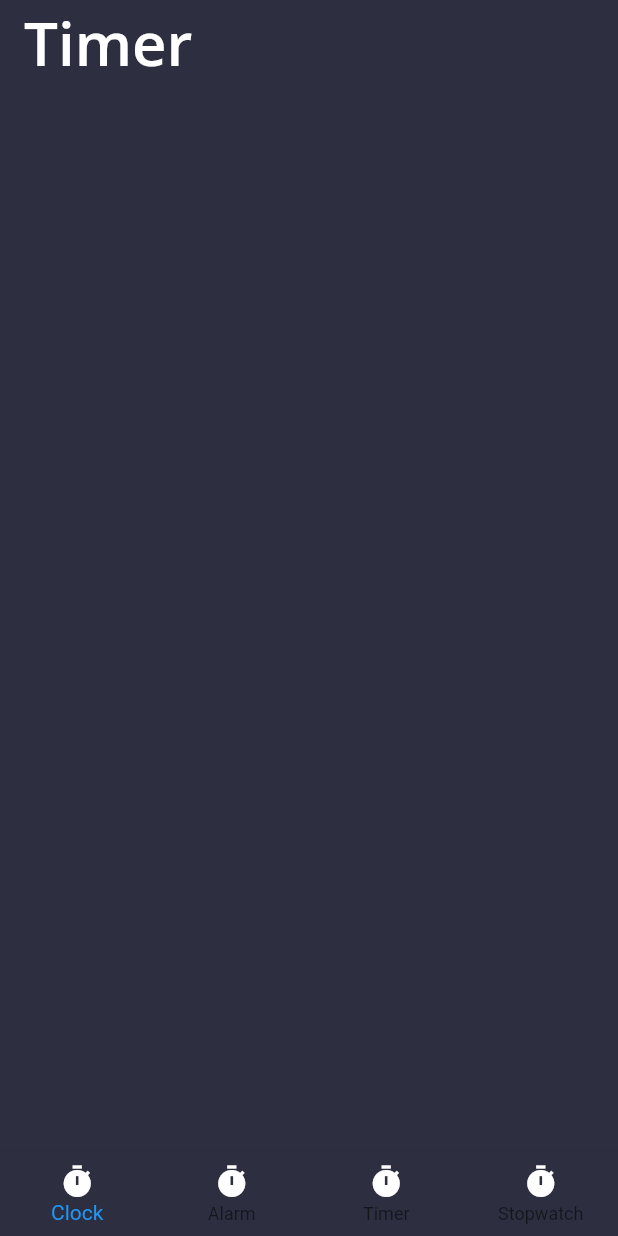
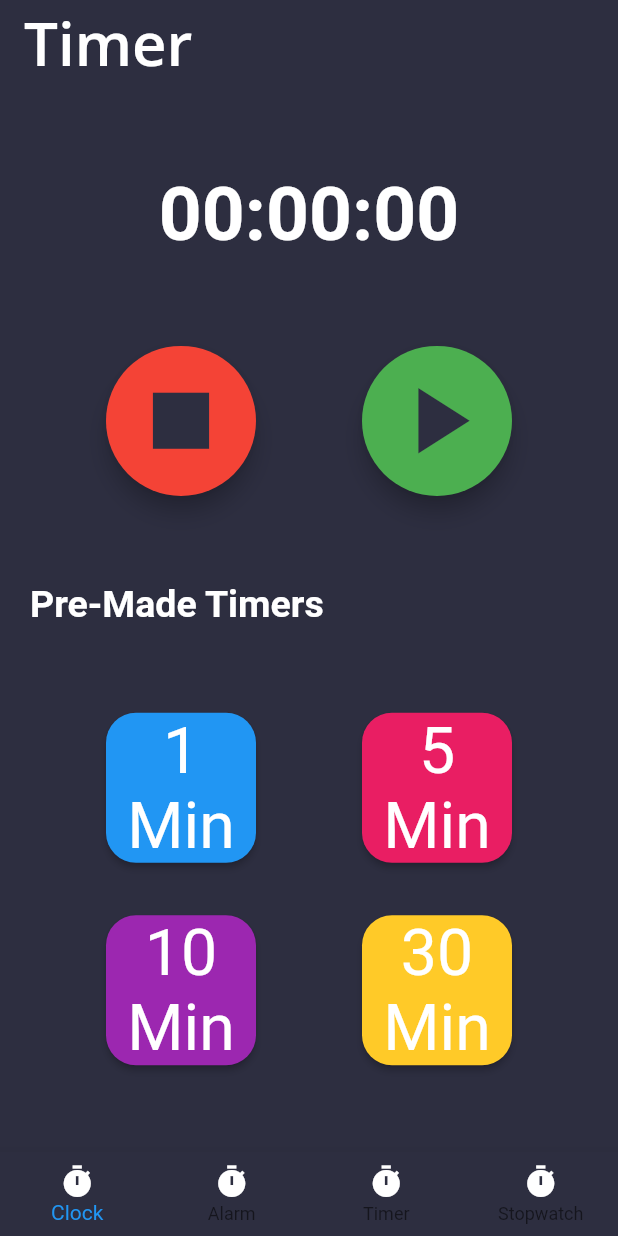
Before and after one commit to saldanaj97/Child-Friendly-Clock, a Flutter app: the screen it shows after launch, on a phone screen of 412 x 824 dp. Run offline on Flutter 3.47's test engine with Material 2 defaults, Android fonts, the phone set to English and light mode, and no system bars; our stand-ins replace flutter_svg, mvc_pattern, numberpicker, sqflite; missing offline and left inert: dart:ffi; accounts and stored records are empty; Roboto replaces fonts that are missing (Open Sans).

Commit message:
UI for the timer built

```diff
--- a/child_friendly_clock/lib/src/timer/view/timer.dart
+++ b/child_friendly_clock/lib/src/timer/view/timer.dart
@@ -25,7 +25,140 @@ class _TimerState extends State<Timer> {
         backgroundColor: const Color(0xff2d2e40),
       ),
       backgroundColor: const Color(0xff2d2e40),
-      body: Container(),
+      body: Container(
+        child: Column(
+          mainAxisAlignment: MainAxisAlignment.spaceEvenly,
+          children: [
+            // TIMER NUMBERS
+            Text('00:00:00', style: TextStyle(color: Colors.white, fontSize: 50, fontWeight: FontWeight.bold)),
+            Row(
+              mainAxisAlignment: MainAxisAlignment.spaceEvenly,
+              // PLAY PAUSE BUTTONS
+              children: [
+                Container(
+                  width: 100,
+                  height: 100,
+                  child: FloatingActionButton(
+                    backgroundColor: Colors.red,
+                    child: new Icon(
+                      Icons.stop,
+                      color: Color(0xff2d2e40),
+                      size: 75,
+                    ),
+                    onPressed: () {
+                      print('Pause Pressed');
+                    },
+                  ),
+                ),
+                Container(
+                  width: 100,
+                  height: 100,
+                  child: FloatingActionButton(
+                    backgroundColor: Colors.green,
+                    child: new Icon(
+                      Icons.play_arrow,
+                      color: Color(0xff2d2e40),
+                      size: 75,
+                    ),
+                    onPressed: () {
+                      print('Play Pressed');
+                    },
+                  ),
+                ),
+              ],
+            ),
+            Container(
+              alignment: Alignment.centerLeft,
+              margin: EdgeInsets.only(left: 20),
+              child: Text('Pre-Made Timers', style: TextStyle(color: Colors.white, fontSize: 25, fontWeight: FontWeight.w600)),
+            ),
+            // PRESET TIMER BUTTONS
+            Container(
+              child: Column(
+                //mainAxisAlignment: ,
+                children: [
+                  Row(
+                    mainAxisAlignment: MainAxisAlignment.spaceEvenly,
+                    children: [
+                      Container(
+                        height: 100,
+                        width: 100,
+                        margin: EdgeInsets.only(bottom: 35),
+                        child: RawMaterialButton(
+                          child: Text(
+                            '1 Min',
+                            style: TextStyle(color: Colors.white, fontSize: 43),
+                            textAlign: TextAlign.center,
+                          ),
+                          fillColor: Colors.blue,
+                          shape: RoundedRectangleBorder(borderRadius: BorderRadius.all(Radius.circular(20))),
+                          onPressed: () {
+                            print('1 min pressed');
+                          },
+                        ),
+                      ),
+                      Container(
+                        height: 100,
+                        width: 100,
+                        margin: EdgeInsets.only(bottom: 35),
+                        child: RawMaterialButton(
+                          child: Text(
+                            '5 Min',
+                            style: TextStyle(color: Colors.white, fontSize: 43),
+                            textAlign: TextAlign.center,
+                          ),
+                          fillColor: Colors.pink,
+                          shape: RoundedRectangleBorder(borderRadius: BorderRadius.all(Radius.circular(20))),
+                          onPressed: () {
+                            print('5 min pressed');
+                          },
+                        ),
+                      ),
+                    ],
+                  ),
+                  Row(
+                    mainAxisAlignment: MainAxisAlignment.spaceEvenly,
+                    children: [
+                      Container(
+                        height: 100,
+                        width: 100,
+                        child: RawMaterialButton(
+                          child: Text(
+                            '10 Min',
+                            style: TextStyle(color: Colors.white, fontSize: 43),
+                            textAlign: TextAlign.center,
+                          ),
+                          fillColor: Colors.purple,
+                          shape: RoundedRectangleBorder(borderRadius: BorderRadius.all(Radius.circular(20))),
+                          onPressed: () {
+                            print('10 min pressed');
+                          },
+                        ),
+                      ),
+                      Container(
+                        height: 100,
+                        width: 100,
+                        child: RawMaterialButton(
+                          child: Text(
+                            '30 Min',
+                            style: TextStyle(color: Colors.white, fontSize: 43),
+                            textAlign: TextAlign.center,
+                          ),
+                          fillColor: Colors.amber[400],
+                          shape: RoundedRectangleBorder(borderRadius: BorderRadius.all(Radius.circular(20))),
+                          onPressed: () {
+                            print('30 min pressed');
+                          },
+                        ),
+                      ),
+                    ],
+                  ),
+                ],
+              ),
+            ),
+          ],
+        ),
+      ),
       bottomNavigationBar: Navbar(),
     );
   }
```
